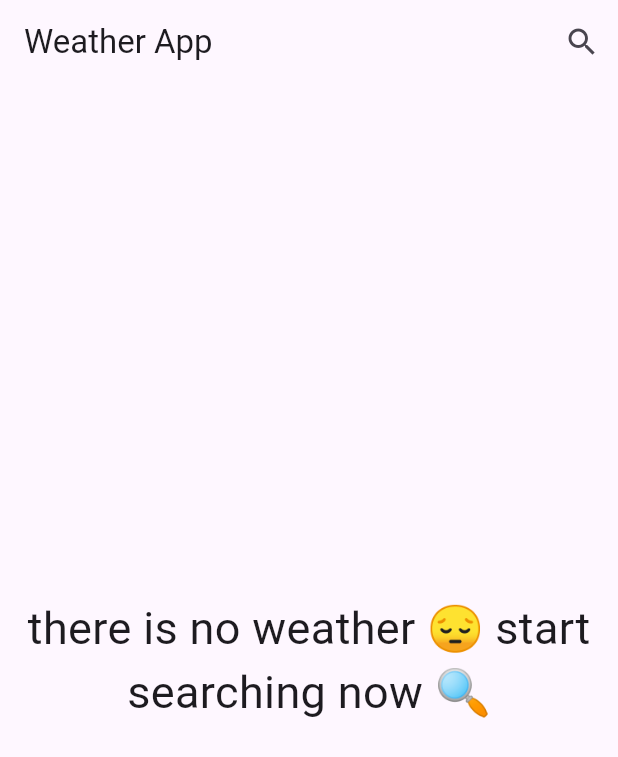
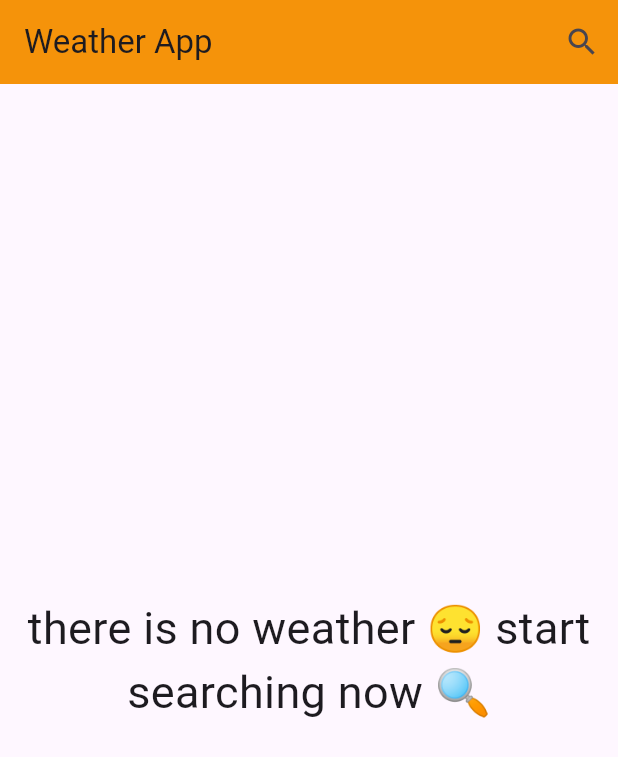
Before and after one commit to 3bdulra7manAmir/Weather_App, a Flutter app: the screen it shows after launch, on a phone screen of 412 x 824 dp. Shown: the top 757 px of the screen. Run offline on Flutter 3.47's test engine with Material 3 defaults, Android fonts, the phone set to English and light mode, and no system bars; our stand-ins replace flutter_bloc.

Commit message:
Appbar bgcolor change

```diff
--- a/lib/pages/home_page.dart
+++ b/lib/pages/home_page.dart
@@ -18,7 +18,10 @@ class HomePage extends StatelessWidget
     return Scaffold(
       appBar: AppBar(actions: [IconButton(onPressed: () {Navigator.push(context, MaterialPageRoute(builder: (context) {return SearchPage();}));},
             icon:  const Icon(Icons.search),),],
-        title:  const Text('Weather App'),),
+        title:  const Text('Weather App'),
+        backgroundColor: Colors.orange,
+        elevation: 1.9,
+        ),
 
         body: BlocBuilder<WeatherCubit, WeatherStates>(builder: (context, state)
         {
```
